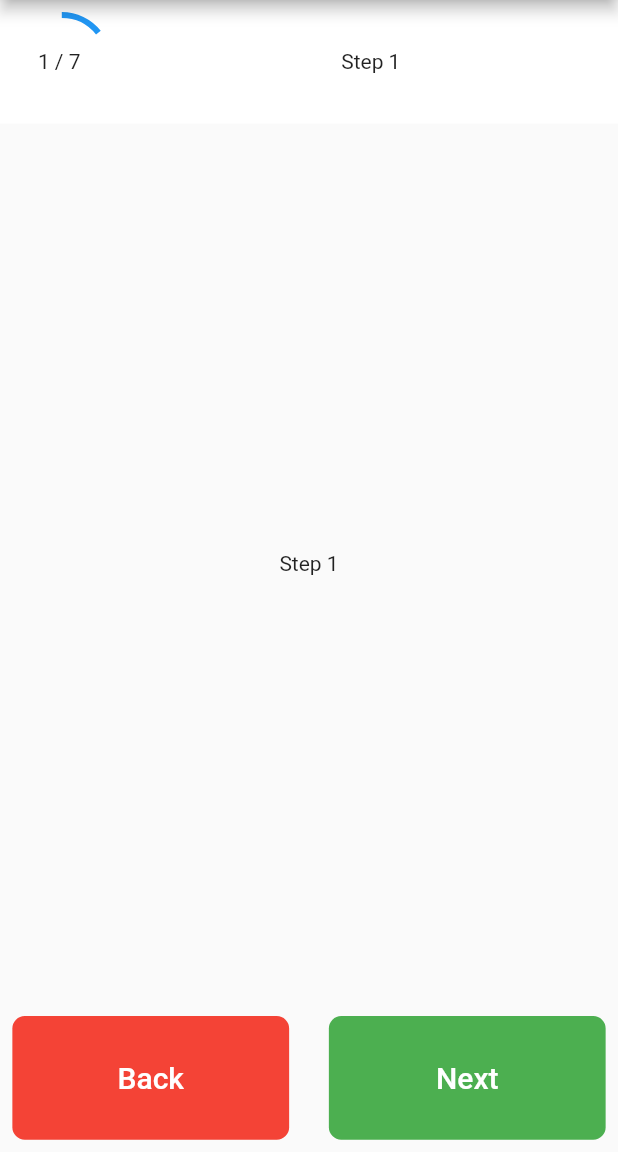
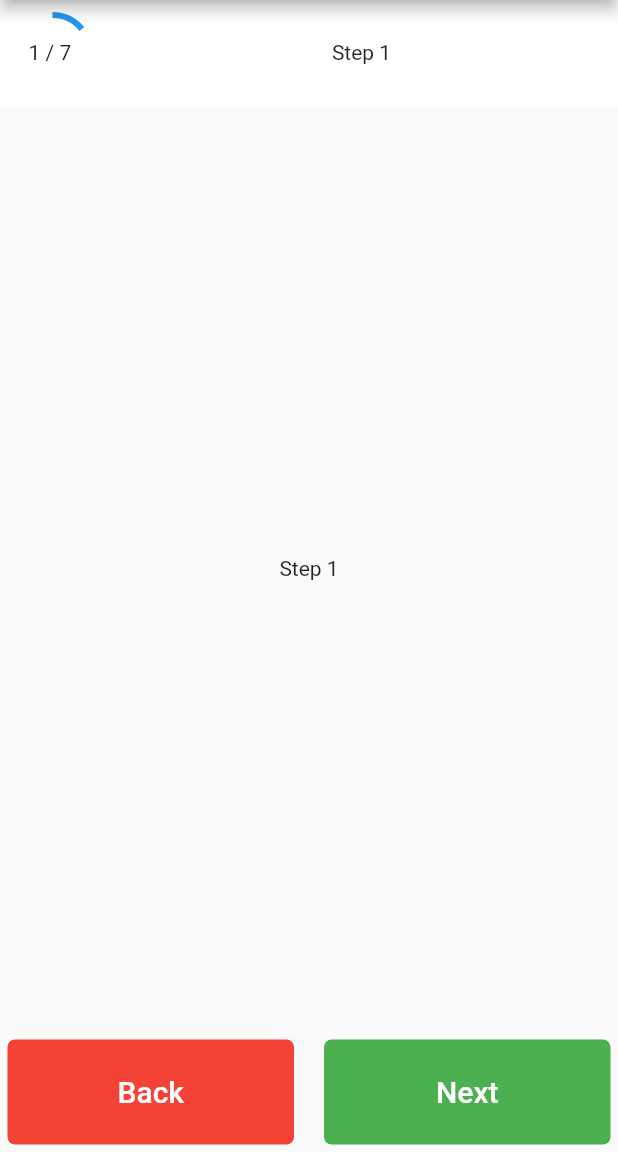
Before and after one commit to msaadev/awesome_stepper, a Flutter app: the DefaultStepper screen opened directly, on a phone screen of 412 x 824 dp, the part 84-1236 px from its top. Run offline on Flutter 3.47's test engine with Material 2 defaults, Android fonts, the phone set to English and light mode, and no system bars; our stand-ins replace flutter_mobx, mobx; generated files the repository leaves out were written again.

Commit message:
web added 2

```diff
--- a/lib/src/awesome_stepper/model/awesome_stepper_item.dart
+++ b/lib/src/awesome_stepper/model/awesome_stepper_item.dart
@@ -4,5 +4,5 @@ class AwesomeStepperItem {
   final String label;
   final Widget content;
 
-  AwesomeStepperItem({ required this.label, required this.content});
+  AwesomeStepperItem({required this.label, required this.content});
 }
--- a/lib/src/awesome_stepper/view/awesome_stepper_view.dart
+++ b/lib/src/awesome_stepper/view/awesome_stepper_view.dart
@@ -1,6 +1,5 @@
 import 'package:awesome_stepper/awesome_stepper.dart';
 import 'package:awesome_stepper/src/awesome_stepper/view_model/awesome_stepper_view_model.dart';
-import 'package:awesome_stepper/src/extensions/context_extensions.dart';
 import 'package:flutter/material.dart';
 import 'package:flutter_mobx/flutter_mobx.dart';
 
@@ -89,7 +88,7 @@ class _AwesomeStepperState extends State<AwesomeStepper>
   }
 
   Container buildTop() {
-    final double height = widget.headerHeight ?? context.dynamicHeight(0.1);
+    final double height = widget.headerHeight ?? 70;
 
     return Container(
       height: height,
@@ -150,24 +149,26 @@ class _AwesomeStepperState extends State<AwesomeStepper>
   }
 
   Widget defaultController() {
-    final double height = widget.controllerHeight ?? context.dynamicHeight(0.1);
+    final double height = widget.controllerHeight ?? 70;
     return Row(
       children: [
         Expanded(
           child: InkWell(
             onTap: () => tap(false),
             child: Container(
-              margin: context.paddingLow,
+              margin: const EdgeInsets.all(5),
               decoration: BoxDecoration(
-                borderRadius: context.lowBorderRadius,
+                borderRadius: BorderRadius.circular(5),
                 color: Colors.red,
               ),
               height: height,
               alignment: Alignment.center,
               child: Text(
                 'Back',
-                style:
-                    context.textTheme.headline6!.copyWith(color: Colors.white),
+                style: Theme.of(context)
+                    .textTheme
+                    .headline6!
+                    .copyWith(color: Colors.white),
               ),
             ),
           ),
@@ -179,17 +180,19 @@ class _AwesomeStepperState extends State<AwesomeStepper>
           child: InkWell(
             onTap: () => tap(true),
             child: Container(
-              margin: context.paddingLow,
+              margin: const EdgeInsets.all(5),
               decoration: BoxDecoration(
-                borderRadius: context.lowBorderRadius,
+                borderRadius: BorderRadius.circular(5),
                 color: Colors.green,
               ),
               height: height,
               alignment: Alignment.center,
               child: Text(
                 'Next',
-                style:
-                    context.textTheme.headline6!.copyWith(color: Colors.white),
+                style: Theme.of(context)
+                    .textTheme
+                    .headline6!
+                    .copyWith(color: Colors.white),
               ),
             ),
           ),
--- a/lib/src/awesome_stepper/view_model/awesome_stepper_view_model.dart
+++ b/lib/src/awesome_stepper/view_model/awesome_stepper_view_model.dart
@@ -5,8 +5,6 @@ class AwesomeStepperViewModel = _AwesomeStepperViewModelBase
     with _$AwesomeStepperViewModel;
 
 abstract class _AwesomeStepperViewModelBase with Store {
-
-
   @observable
   int currentStep = 0;
   @action
--- a/pubspec.yaml
+++ b/pubspec.yaml
@@ -1,6 +1,6 @@
 name: awesome_stepper
 description: A Customizable Awesome Stepper with beautiful UI to develop awesome steppers.
-version: 0.0.2
+version: 0.0.21
 homepage: https://github.com/msaadev/
 repository: https://github.com/msaadev/awesome_stepper
 documentation: https://github.com/msaadev/awesome_stepper
```
Also changed, not shown: example/lib/customized_stepper.dart (+5 -5 lines), example/lib/default_stepper.dart (+6 -7 lines), example/lib/main.dart (+8 -5 lines), lib/src/extensions/context_extensions.dart (deleted, +0 -90 lines), lib/awesome_stepper.dart (line endings or trailing spaces), 1 other file.
